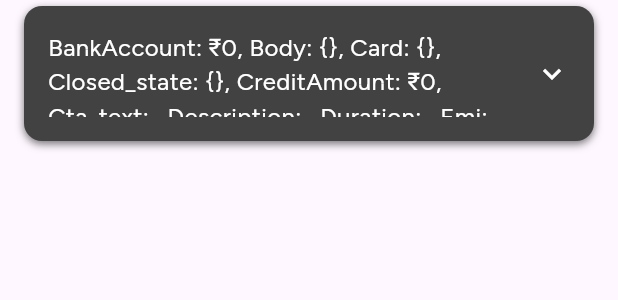
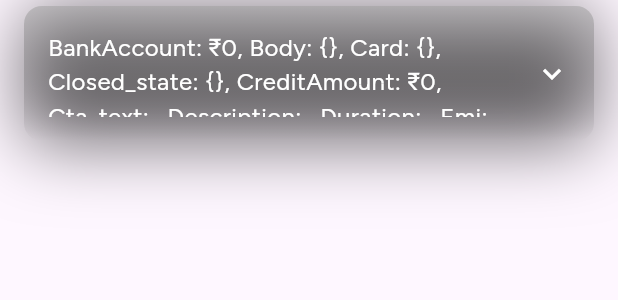
Before and after one commit to ankitkumarsingh1702/cred_app, a Flutter app: the CollapsedView widget shown alone on an empty page, opened directly with empty values, on a phone screen of 412 x 824 dp. Shown: the top 300 px of the screen. Run offline on Flutter 3.47's test engine with Material 3 defaults, Android fonts, the phone set to English and light mode, and no system bars; our stand-ins replace equatable, flutter_bloc; network calls fail.

Commit message:
feat: Added changes to branch_three

```diff
--- a/lib/widgets/collapsed_view.dart
+++ b/lib/widgets/collapsed_view.dart
@@ -71,12 +71,20 @@ class CollapsedView extends StatelessWidget {
         margin: EdgeInsets.symmetric(horizontal: 16, vertical: 4),
         padding: EdgeInsets.all(16),
         decoration: BoxDecoration(
-          color: Colors.grey[800],
+          gradient: LinearGradient(
+            colors: [
+              Colors.grey.withOpacity(0.5), // Half transparent color
+              // Colors.grey[800]!,             // Solid color
+            Colors.transparent
+            ],
+            begin: Alignment.topCenter,
+            end: Alignment.bottomCenter,
+          ),
           borderRadius: BorderRadius.circular(12),
           boxShadow: [
             BoxShadow(
               color: Colors.black54,
-              blurRadius: 4,
+              blurRadius: 40,
               offset: Offset(0, 2),
             ),
           ],
--- a/lib/widgets/expanded_view.dart
+++ b/lib/widgets/expanded_view.dart
@@ -11,7 +11,7 @@ class ExpandedViewWidget extends StatelessWidget {
   final Function(Map<String, dynamic> data) onCtaPressed;
   final VoidCallback onBack;
 
-  ExpandedViewWidget({
+  const ExpandedViewWidget({super.key,
     required this.item,
     required this.index,
     required this.onCtaPressed,
@@ -40,7 +40,7 @@ class ExpandedViewWidget extends StatelessWidget {
           onCtaPressed: onCtaPressed,
         );
       default:
-        return SizedBox.shrink();
+        return const SizedBox.shrink();
     }
   }
 }
```
Also changed, not shown: lib/expanded_views/bank_account_selection.dart (+9 -2 lines), lib/expanded_views/credit_selection_card.dart (+10 -2 lines), lib/expanded_views/emi_selection_card.dart (+10 -2 lines).
